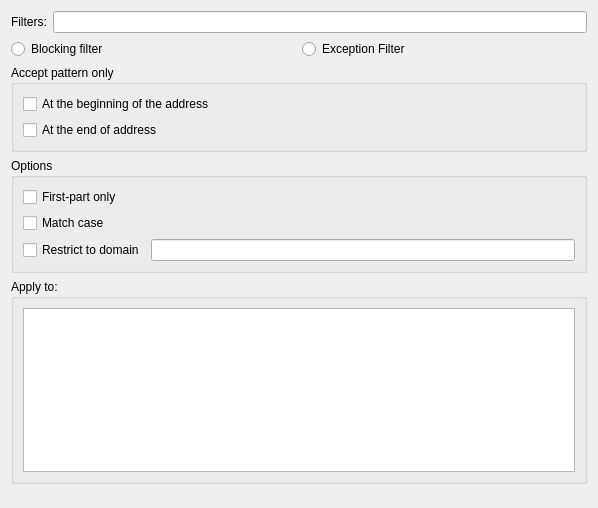
Qt form messageviewer/adblock/ui/adblockcreatefilterwidget.ui (KDE/kdepim) before a commit.
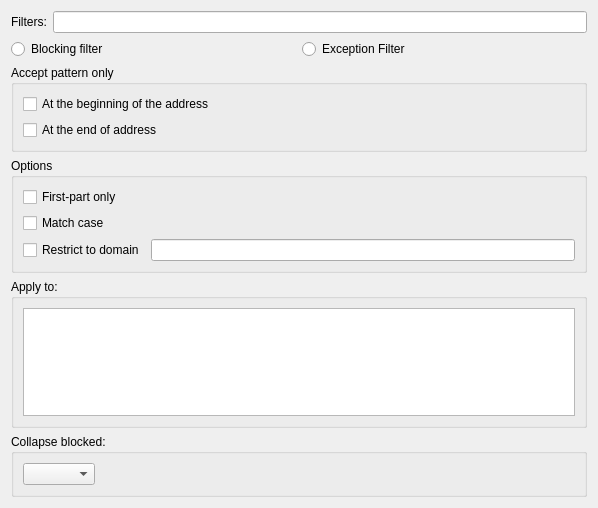
The same form after that commit.

Commit message: Add collapse support

The edit to the form file:
```diff
--- a/messageviewer/adblock/ui/adblockcreatefilterwidget.ui
+++ b/messageviewer/adblock/ui/adblockcreatefilterwidget.ui
@@ -119,6 +119,31 @@
      </layout>
     </widget>
    </item>
+   <item>
+    <widget class="QGroupBox" name="groupBox_4">
+     <property name="title">
+      <string>Collapse blocked:</string>
+     </property>
+     <layout class="QGridLayout" name="gridLayout">
+      <item row="0" column="0">
+       <widget class="QComboBox" name="collapseBlocked"/>
+      </item>
+      <item row="0" column="1">
+       <spacer name="horizontalSpacer">
+        <property name="orientation">
+         <enum>Qt::Horizontal</enum>
+        </property>
+        <property name="sizeHint" stdset="0">
+         <size>
+          <width>40</width>
+          <height>20</height>
+         </size>
+        </property>
+       </spacer>
+      </item>
+     </layout>
+    </widget>
+   </item>
    <item>
     <spacer name="verticalSpacer">
      <property name="orientation">
```
The commit also changes 1 other file.
